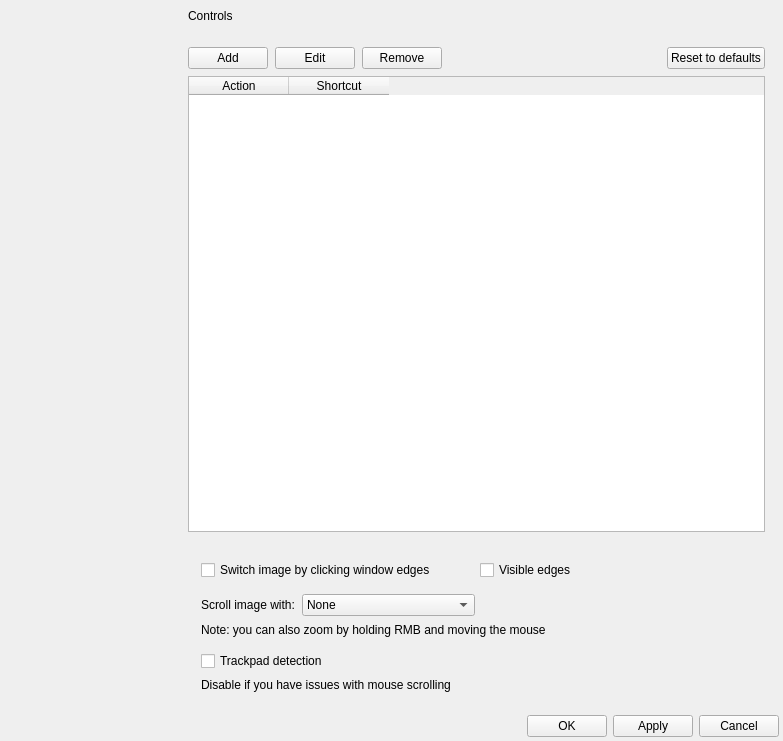
Before: the Qt Designer form qimgv/gui/dialogs/settingsdialog.ui in do-i/thumbgrid, drawn with Qt 5.
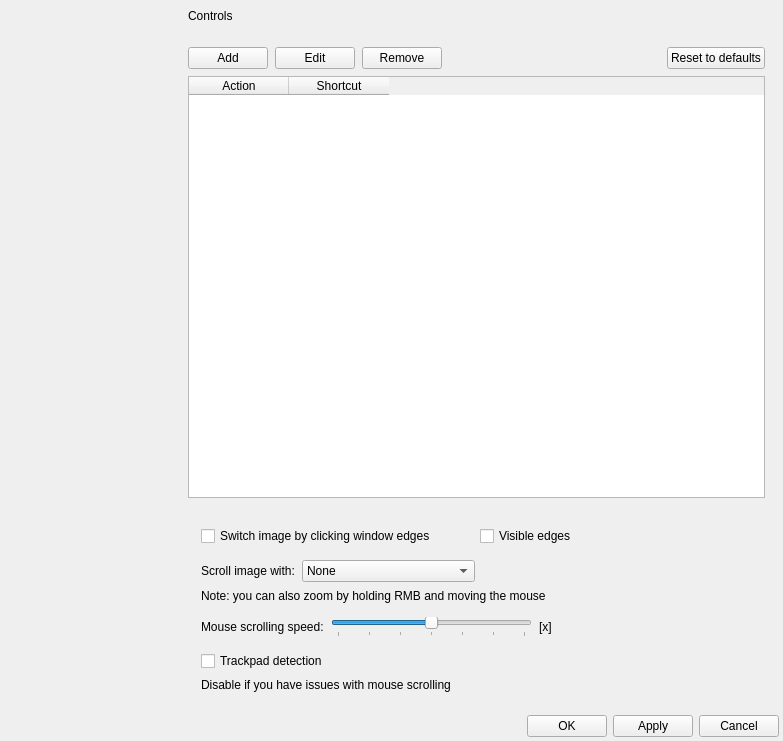
After: the same form once the commit is applied. The open tabs and pages were chosen to show the change. Custom widgets are drawn as their Qt base class.

Commit message: [settings] add mouseScrollingSpeed slider

Diff of the .ui file:
```diff
--- a/qimgv/gui/dialogs/settingsdialog.ui
+++ b/qimgv/gui/dialogs/settingsdialog.ui
@@ -3966,6 +3966,93 @@
                 </property>
                </widget>
               </item>
+              <item>
+               <layout class="QHBoxLayout" name="horizontalLayout_9">
+                <property name="leftMargin">
+                 <number>0</number>
+                </property>
+                <property name="topMargin">
+                 <number>0</number>
+                </property>
+                <property name="rightMargin">
+                 <number>0</number>
+                </property>
+                <property name="bottomMargin">
+                 <number>0</number>
+                </property>
+                <item>
+                 <widget class="QLabel" name="label_54">
+                  <property name="text">
+                   <string>Mouse scrolling speed:</string>
+                  </property>
+                 </widget>
+                </item>
+                <item>
+                 <widget class="QSlider" name="mouseScrollingSpeedSlider">
+                  <property name="minimumSize">
+                   <size>
+                    <width>180</width>
+                    <height>0</height>
+                   </size>
+                  </property>
+                  <property name="minimum">
+                   <number>0</number>
+                  </property>
+                  <property name="maximum">
+                   <number>6</number>
+                  </property>
+                  <property name="singleStep">
+                   <number>1</number>
+                  </property>
+                  <property name="pageStep">
+                   <number>1</number>
+                  </property>
+                  <property name="value">
+                   <number>3</number>
+                  </property>
+                  <property name="sliderPosition">
+                   <number>3</number>
+                  </property>
+                  <property name="orientation">
+                   <enum>Qt::Horizontal</enum>
+                  </property>
+                  <property name="tickPosition">
+                   <enum>QSlider::TicksBelow</enum>
+                  </property>
+                  <property name="tickInterval">
+                   <number>1</number>
+                  </property>
+                 </widget>
+                </item>
+                <item>
+                 <widget class="QLabel" name="mouseScrollingSpeedLabel">
+                  <property name="text">
+                   <string>[x]</string>
+                  </property>
+                 </widget>
+                </item>
+                <item>
+                 <spacer name="horizontalSpacer_34">
+                  <property name="orientation">
+                   <enum>Qt::Horizontal</enum>
+                  </property>
+                  <property name="sizeHint" stdset="0">
+                   <size>
+                    <width>40</width>
+                    <height>20</height>
+                   </size>
+                  </property>
+                 </spacer>
+                </item>
+               </layout>
+              </item>
+              <item>
+               <widget class="QWidget" name="widget_31" native="true">
+                <property name="accessibleName">
+                 <string notr="true">SLine</string>
+                </property>
+               </widget>
+              </item>
               <item>
                <widget class="QCheckBox" name="trackpadDetectionCheckBox">
                 <property name="text">
```
Left out of the diff: 115 changed lines with no effect on the pictures. The commit also changes 6 other files.
